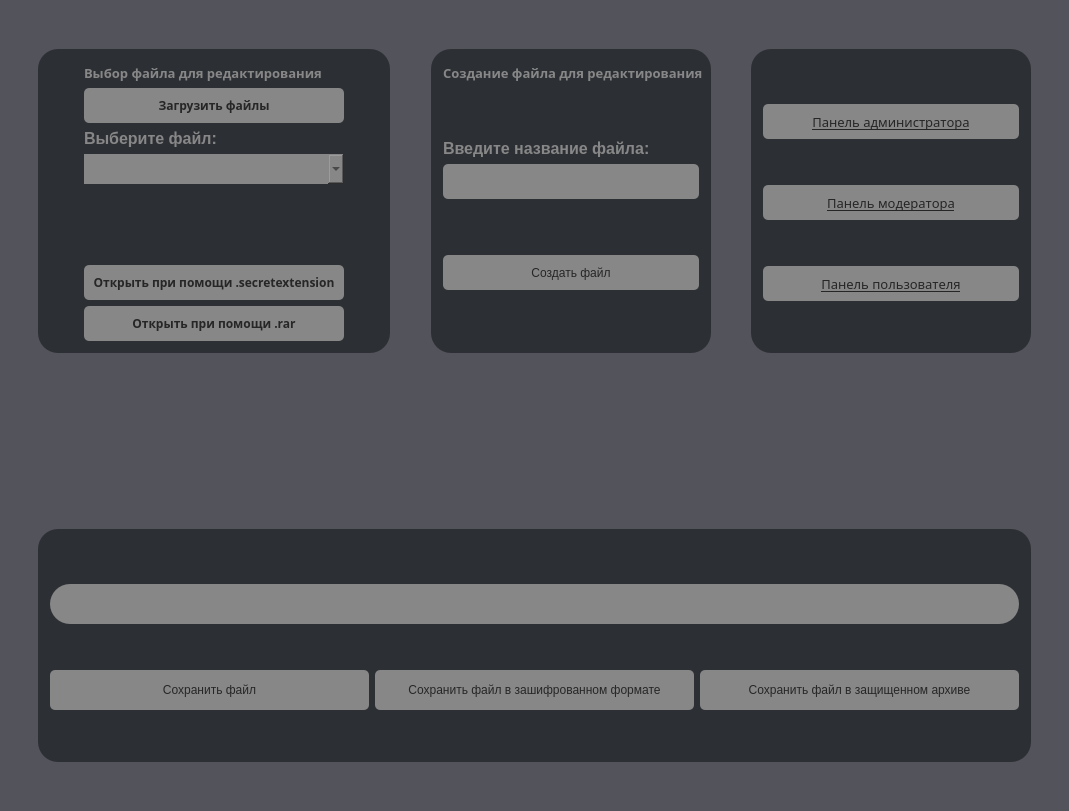
Old version of the form redactor.ui in the repository Proto999/authgui.
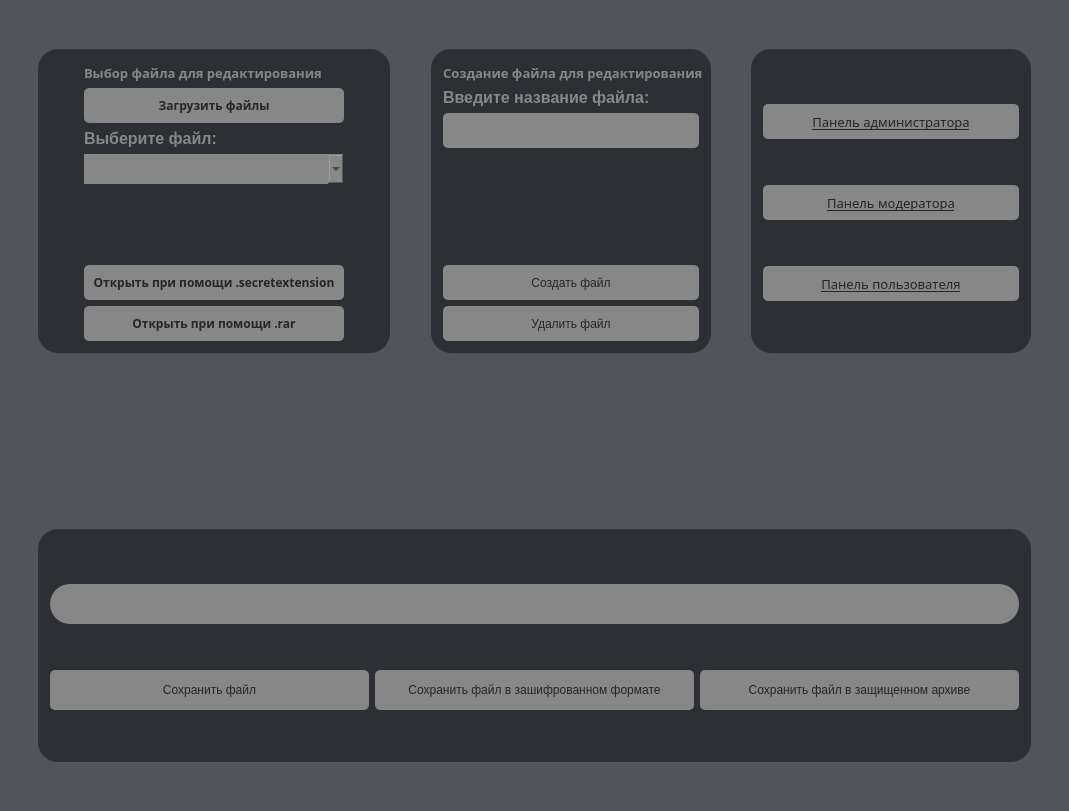
New version of the form.

```diff
--- a/redactor.ui
+++ b/redactor.ui
@@ -272,20 +272,7 @@
        <string/>
       </property>
       <layout class="QGridLayout" name="gridLayout_4">
-       <item row="6" column="0">
-        <spacer name="verticalSpacer_8">
-         <property name="orientation">
-          <enum>Qt::Vertical</enum>
-         </property>
-         <property name="sizeHint" stdset="0">
-          <size>
-           <width>20</width>
-           <height>40</height>
-          </size>
-         </property>
-        </spacer>
-       </item>
-       <item row="5" column="0">
+       <item row="4" column="0">
         <widget class="QPushButton" name="pushButton_2">
          <property name="minimumSize">
           <size>
@@ -303,28 +290,6 @@
          </property>
         </widget>
        </item>
-       <item row="3" column="0">
-        <widget class="QLineEdit" name="lineEdit">
-         <property name="minimumSize">
-          <size>
-           <width>170</width>
-           <height>35</height>
-          </size>
-         </property>
-         <property name="font">
-          <font>
-           <family>gg sans</family>
-           <pointsize>14</pointsize>
-           <bold>true</bold>
-          </font>
-         </property>
-         <property name="styleSheet">
-          <string notr="true">background-color: rgb(135, 135, 135);
-color: rgb(38, 38, 38);
-border-radius: 5px;</string>
-         </property>
-        </widget>
-       </item>
        <item row="0" column="0">
         <widget class="QLabel" name="label_4">
          <property name="minimumSize">
@@ -350,7 +315,7 @@
          </property>
         </widget>
        </item>
-       <item row="2" column="0">
+       <item row="1" column="0">
         <widget class="QLabel" name="label_2">
          <property name="minimumSize">
           <size>
@@ -374,21 +339,48 @@
          </property>
         </widget>
        </item>
-       <item row="1" column="0">
-        <spacer name="verticalSpacer_11">
-         <property name="orientation">
-          <enum>Qt::Vertical</enum>
+       <item row="5" column="0">
+        <widget class="QPushButton" name="pushButton_11">
+         <property name="minimumSize">
+          <size>
+           <width>170</width>
+           <height>35</height>
+          </size>
          </property>
-         <property name="sizeHint" stdset="0">
+         <property name="styleSheet">
+          <string notr="true">background-color: rgb(135, 135, 135);
+color: rgb(38, 38, 38);
+border-radius: 5px;</string>
+         </property>
+         <property name="text">
+          <string>Удалить файл</string>
+         </property>
+        </widget>
+       </item>
+       <item row="2" column="0">
+        <widget class="QLineEdit" name="lineEdit">
+         <property name="minimumSize">
           <size>
-           <width>20</width>
-           <height>40</height>
+           <width>170</width>
+           <height>35</height>
           </size>
          </property>
-        </spacer>
+         <property name="font">
+          <font>
+           <family>gg sans</family>
+           <pointsize>14</pointsize>
+           <bold>true</bold>
+          </font>
+         </property>
+         <property name="styleSheet">
+          <string notr="true">background-color: rgb(135, 135, 135);
+color: rgb(38, 38, 38);
+border-radius: 5px;</string>
+         </property>
+        </widget>
        </item>
-       <item row="4" column="0">
-        <spacer name="verticalSpacer_12">
+       <item row="3" column="0">
+        <spacer name="verticalSpacer_9">
          <property name="orientation">
           <enum>Qt::Vertical</enum>
          </property>
```
